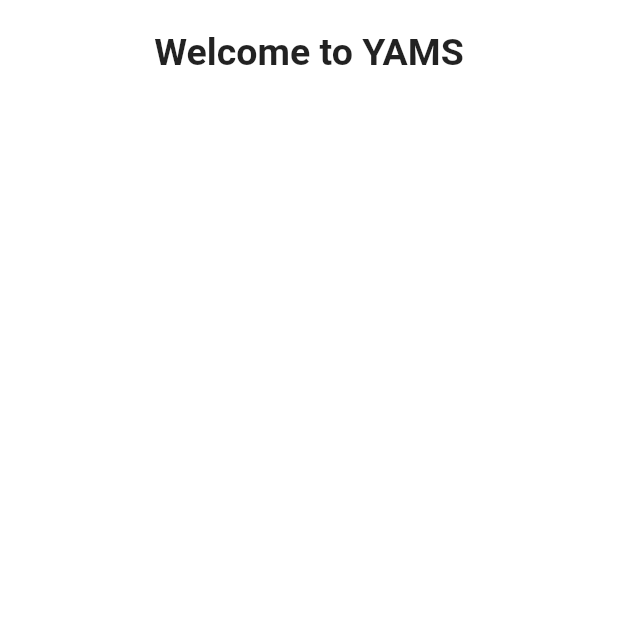
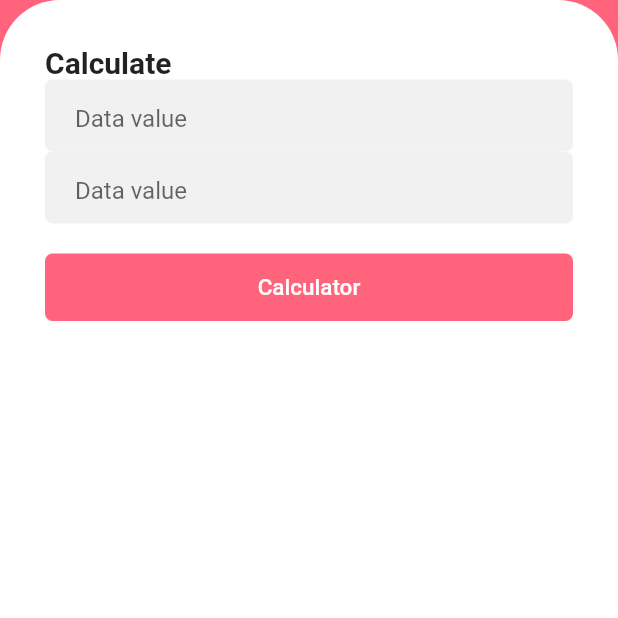
Before and after one commit to claranceliberi/YAMS, a Flutter app: the screen it shows after launch, on a phone screen of 412 x 824 dp, the top half of it. Run offline on Flutter 3.47's test engine with Material 2 defaults, Android fonts, the phone set to English and light mode, and no system bars; our stand-ins replace dio, get_it, mobx, sembast, shared_preferences, validators; missing offline and left inert: xxtea; generated files the repository leaves out were written again; Roboto replaces fonts that are missing (SF Pro Display).

```diff
--- /dev/null
+++ b/lib/ui/calculator/calculator.dart
@@ -0,0 +1,78 @@
+import 'package:flutter/material.dart';
+import '../../widgets/input_field.dart';
+
+class Calculator extends StatefulWidget {
+  @override
+  _LoginState createState() => _LoginState();
+}
+
+class _LoginState extends State<Calculator> {
+  bool keyboardVisibility = false;
+  @override
+  Widget build(BuildContext context) {
+    if (WidgetsBinding.instance.window.viewInsets.bottom > 0.0) {
+      setState(() {
+        keyboardVisibility = true;
+      });
+    } else {
+      setState(() {
+        keyboardVisibility = false;
+      });
+    }
+    return Scaffold(
+      backgroundColor: Theme.of(context).primaryColor,
+      resizeToAvoidBottomInset: false,
+      body: Center(
+        child: Column(
+          mainAxisAlignment: MainAxisAlignment.spaceEvenly,
+          children: [
+            Expanded(
+              child: Container(
+                width: double.infinity,
+                decoration: BoxDecoration(color: Colors.white, borderRadius: BorderRadius.only(topLeft: Radius.circular(40), topRight: Radius.circular(40))),
+                child: Column(
+                  children: [
+                    Padding(
+                      // padding: const EdgeInsets.all(30),
+                      padding: EdgeInsets.only(top: 30, left: 30, right: 30, bottom: MediaQuery.of(context).viewInsets.bottom),
+                      child: Column(children: [
+                        Align(
+                          alignment: Alignment.centerLeft,
+                          child: Container(
+                            child: Text(
+                              "Calculate",
+                              style: TextStyle(fontSize: 20, fontWeight: FontWeight.bold),
+                            ),
+                          ),
+                        ),
+                        InputField(),
+                        InputField(),
+                        SizedBox(height: 20),
+                        Container(
+                          width: double.infinity,
+                          height: 45,
+                          child: RaisedButton(
+                            onPressed: () {
+                              Navigator.pushReplacementNamed(context, "/explore");
+                            },
+                            child: Text(
+                              "Calculator",
+                              style: TextStyle(fontSize: 15, color: Colors.white),
+                            ),
+                            color: Theme.of(context).primaryColor,
+                            shape: RoundedRectangleBorder(borderRadius: BorderRadius.circular(5)),
+                            elevation: 0,
+                          ),
+                        ),
+                      ]),
+                    )
+                  ],
+                ),
+              ),
+            )
+          ],
+        ),
+      ),
+    );
+  }
+}
--- a/lib/ui/splash/splash.dart
+++ b/lib/ui/splash/splash.dart
@@ -1,6 +1,7 @@
 import 'package:flutter/material.dart';
 import 'dart:async';
 import '../home/home.dart';
+import '../calculator/calculator.dart';
 
 class AppSplash extends StatefulWidget {
   @override
@@ -20,7 +21,7 @@ class _AppSplashState extends State<AppSplash> {
   }
 
   route() {
-    Navigator.pushReplacement(context, MaterialPageRoute(builder: (context) => HomeScreen()));
+    Navigator.pushReplacement(context, MaterialPageRoute(builder: (context) => Calculator()));
   }
 
   @override
--- /dev/null
+++ b/lib/widgets/input_field.dart
@@ -0,0 +1,23 @@
+import 'package:flutter/material.dart';
+
+class InputField extends StatelessWidget {
+  const InputField({Key key}) : super(key: key);
+
+  @override
+  Widget build(BuildContext context) {
+    return Container(
+      child: TextFormField(
+        decoration: InputDecoration(
+          hintText: "Data value",
+          border: InputBorder.none,
+          focusedBorder: InputBorder.none,
+          enabledBorder: InputBorder.none,
+          errorBorder: InputBorder.none,
+          disabledBorder: InputBorder.none,
+          contentPadding: EdgeInsets.only(left: 20, bottom: 11, top: 15, right: 20),
+        ),
+      ),
+      decoration: BoxDecoration(color: Color.fromRGBO(242, 241, 241, 1), borderRadius: BorderRadius.circular(5)),
+    );
+  }
+}
```
